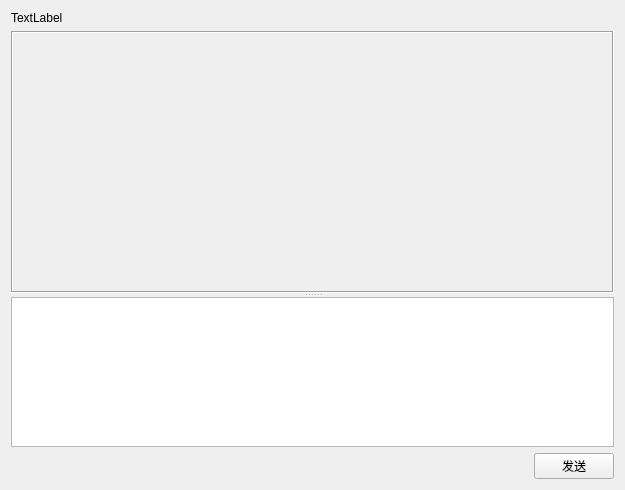
az7792/MyChatClient, file chat/chatform.ui: the form before one commit.
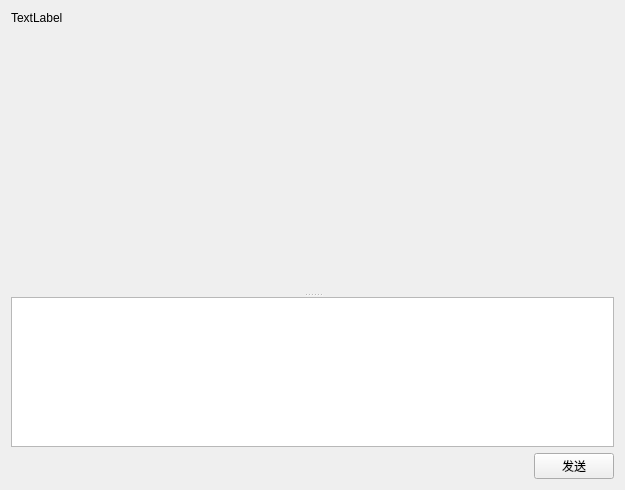
The form after the commit.

The edit to the form file:
```diff
--- a/chat/chatform.ui
+++ b/chat/chatform.ui
@@ -26,30 +26,12 @@
      <property name="orientation">
       <enum>Qt::Vertical</enum>
      </property>
-     <widget class="QScrollArea" name="scrollArea">
-      <property name="minimumSize">
-       <size>
-        <width>300</width>
-        <height>100</height>
-       </size>
+     <widget class="QStackedWidget" name="stackedWidget">
+      <property name="currentIndex">
+       <number>0</number>
       </property>
-      <property name="frameShape">
-       <enum>QFrame::Box</enum>
-      </property>
-      <property name="widgetResizable">
-       <bool>true</bool>
-      </property>
-      <widget class="QWidget" name="scrollAreaWidgetContents">
-       <property name="geometry">
-        <rect>
-         <x>0</x>
-         <y>0</y>
-         <width>609</width>
-         <height>279</height>
-        </rect>
-       </property>
-       <layout class="QVBoxLayout" name="ShowMessageLayout"/>
-      </widget>
+      <widget class="QWidget" name="page_3"/>
+      <widget class="QWidget" name="page_4"/>
      </widget>
      <widget class="QPlainTextEdit" name="plainTextEdit">
       <property name="sizePolicy">
```
Left out of the diff: 12 changed lines with no effect on the pictures.
